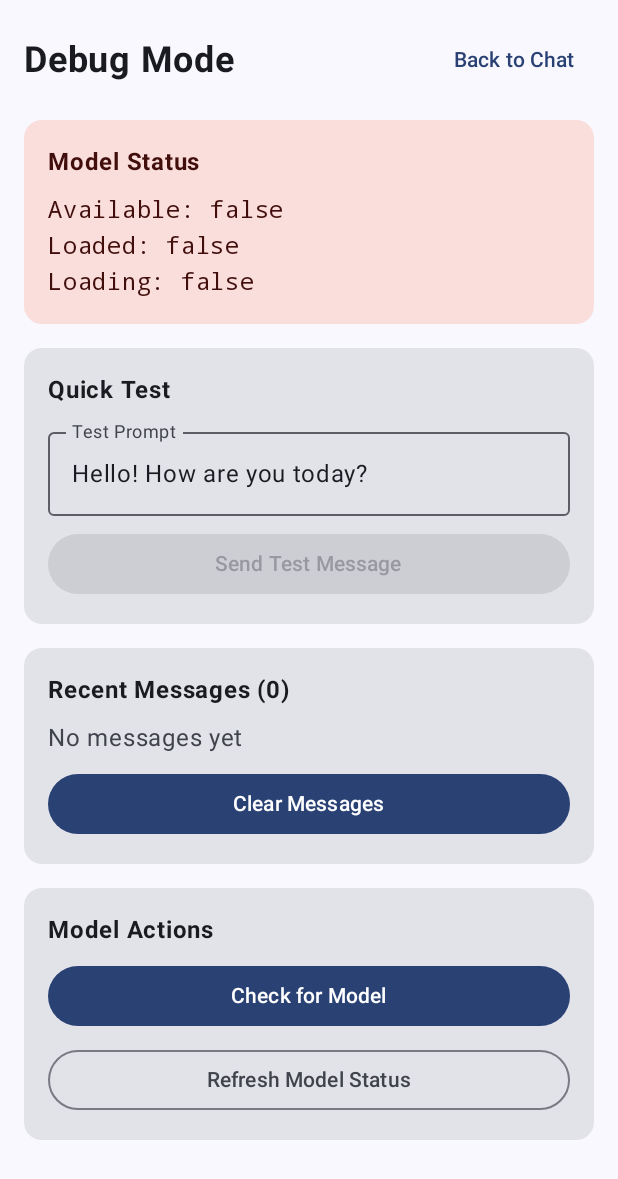
After one commit to gryphon2411/Checkstand, an Android app built with Jetpack Compose: the composable DebugScreen shown on its own in the app's theme, on a phone screen of 412 x 824 dp. The commit adds this screen. Shown: the top 1179 px of the screen. Run offline under Robolectric (Android 15) with nearby library versions, the phone set to English and light mode, and no system bars; libraries missing offline, so code that uses them is left out: com.google.mediapipe.tasks.

Commit message:
Add debugging tools and model deployment script
- Add comprehensive debug screen with model status monitoring
- Enhance logging in LLMService for better troubleshooting
- Create debug mode accessible from chat interface
- Add deployment script for easy model pushing via ADB
- Fix ModelManager file structure and improve error handling

Debug features:
- Real-time model status display
- Quick test message functionality
- Recent messages preview
- Model actions and refresh capabilities
- Detailed logging for inference operations

The debug screen helps developers monitor model loading,
test inference, and troubleshoot issues during development.

```diff
--- /dev/null
+++ b/app/src/main/java/com/checkstand/ui/screens/DebugScreen.kt
@@ -0,0 +1,259 @@
+package com.checkstand.ui.screens
+
+import androidx.compose.foundation.layout.*
+import androidx.compose.foundation.rememberScrollState
+import androidx.compose.foundation.verticalScroll
+import androidx.compose.material3.*
+import androidx.compose.runtime.*
+import androidx.compose.ui.Alignment
+import androidx.compose.ui.Modifier
+import androidx.compose.ui.graphics.Color
+import androidx.compose.ui.text.font.FontFamily
+import androidx.compose.ui.text.font.FontWeight
+import androidx.compose.ui.unit.dp
+import androidx.compose.ui.unit.sp
+import androidx.lifecycle.viewmodel.compose.viewModel
+import com.checkstand.ui.viewmodel.ChatViewModel
+
+@OptIn(ExperimentalMaterial3Api::class)
+@Composable
+fun DebugScreen(
+    viewModel: ChatViewModel = viewModel(),
+    onBackToChat: () -> Unit
+) {
+    val uiState by viewModel.uiState.collectAsState()
+    var testPrompt by remember { mutableStateOf("Hello! How are you today?") }
+    var lastResponse by remember { mutableStateOf("") }
+
+    Column(
+        modifier = Modifier
+            .fillMaxSize()
+            .padding(16.dp)
+            .verticalScroll(rememberScrollState())
+    ) {
+        // Header
+        Row(
+            modifier = Modifier.fillMaxWidth(),
+            horizontalArrangement = Arrangement.SpaceBetween,
+            verticalAlignment = Alignment.CenterVertically
+        ) {
+            Text(
+                text = "Debug Mode",
+                fontSize = 24.sp,
+                fontWeight = FontWeight.Bold
+            )
+
+            TextButton(onClick = onBackToChat) {
+                Text("Back to Chat")
+            }
+        }
+
+        Spacer(modifier = Modifier.height(16.dp))
+
+        // Model Status
+        Card(
+            modifier = Modifier.fillMaxWidth(),
+            colors = CardDefaults.cardColors(
+                containerColor = when {
+                    uiState.isModelLoaded -> MaterialTheme.colorScheme.primaryContainer
+                    uiState.isModelAvailable -> MaterialTheme.colorScheme.secondaryContainer
+                    else -> MaterialTheme.colorScheme.errorContainer
+                }
+            )
+        ) {
+            Column(
+                modifier = Modifier.padding(16.dp)
+            ) {
+                Text(
+                    text = "Model Status",
+                    fontWeight = FontWeight.Bold,
+                    fontSize = 16.sp
+                )
+                Spacer(modifier = Modifier.height(8.dp))
+
+                Text(
+                    text = "Available: ${uiState.isModelAvailable}",
+                    fontFamily = FontFamily.Monospace
+                )
+                Text(
+                    text = "Loaded: ${uiState.isModelLoaded}",
+                    fontFamily = FontFamily.Monospace
+                )
+                Text(
+                    text = "Loading: ${uiState.isLoading}",
+                    fontFamily = FontFamily.Monospace
+                )
+
+                if (uiState.error != null) {
+                    Spacer(modifier = Modifier.height(8.dp))
+                    Text(
+                        text = "Error: ${uiState.error}",
+                        color = MaterialTheme.colorScheme.error,
+                        fontFamily = FontFamily.Monospace
+                    )
+                }
+            }
+        }
+
+        Spacer(modifier = Modifier.height(16.dp))
+
+        // Quick Test
+        Card(
+            modifier = Modifier.fillMaxWidth()
+        ) {
+            Column(
+                modifier = Modifier.padding(16.dp)
+            ) {
+                Text(
+                    text = "Quick Test",
+                    fontWeight = FontWeight.Bold,
+                    fontSize = 16.sp
+                )
+
+                Spacer(modifier = Modifier.height(8.dp))
+
+                OutlinedTextField(
+                    value = testPrompt,
+                    onValueChange = { testPrompt = it },
+                    label = { Text("Test Prompt") },
+                    modifier = Modifier.fillMaxWidth(),
+                    maxLines = 3
+                )
+
+                Spacer(modifier = Modifier.height(8.dp))
+
+                Button(
+                    onClick = {
+                        viewModel.sendMessage(testPrompt)
+                        // Get the last message for display
+                        lastResponse = uiState.messages.lastOrNull { !it.isUser }?.text ?: "No response yet"
+                    },
+                    enabled = uiState.isModelLoaded && !uiState.isLoading,
+                    modifier = Modifier.fillMaxWidth()
+                ) {
+                    if (uiState.isLoading) {
+                        CircularProgressIndicator(
+                            modifier = Modifier.size(16.dp),
+                            strokeWidth = 2.dp,
+                            color = Color.White
+                        )
+                        Spacer(modifier = Modifier.width(8.dp))
+                    }
+                    Text("Send Test Message")
+                }
+            }
+        }
+
+        Spacer(modifier = Modifier.height(16.dp))
+
+        // Recent Messages
+        Card(
+            modifier = Modifier.fillMaxWidth()
+        ) {
+            Column(
+                modifier = Modifier.padding(16.dp)
+            ) {
+                Text(
+                    text = "Recent Messages (${uiState.messages.size})",
+                    fontWeight = FontWeight.Bold,
+                    fontSize = 16.sp
+                )
+
+                Spacer(modifier = Modifier.height(8.dp))
+
+                if (uiState.messages.isEmpty()) {
+                    Text(
+                        text = "No messages yet",
+                        color = MaterialTheme.colorScheme.onSurfaceVariant
+                    )
+                } else {
+                    uiState.messages.takeLast(3).forEach { message ->
+                        Card(
+                            modifier = Modifier
+                                .fillMaxWidth()
+                                .padding(vertical = 4.dp),
+                            colors = CardDefaults.cardColors(
+                                containerColor = if (message.isUser)
+                                    MaterialTheme.colorScheme.primary.copy(alpha = 0.1f)
+                                else
+                                    MaterialTheme.colorScheme.secondary.copy(alpha = 0.1f)
+                            )
+                        ) {
+                            Column(
+                                modifier = Modifier.padding(8.dp)
+                            ) {
+                                Text(
+                                    text = if (message.isUser) "User" else "AI",
+                                    fontWeight = FontWeight.Bold,
+                                    fontSize = 12.sp
+                                )
+                                Text(
+                                    text = message.text,
+                                    fontSize = 14.sp,
+                                    maxLines = 3
+                                )
+                            }
+                        }
+                    }
+                }
+
+                if (uiState.messages.size > 3) {
+                    Text(
+                        text = "... and ${uiState.messages.size - 3} more messages",
+                        color = MaterialTheme.colorScheme.onSurfaceVariant,
+                        fontSize = 12.sp
+                    )
+                }
+
+                Spacer(modifier = Modifier.height(8.dp))
+
+                Button(
+                    onClick = viewModel::clearMessages,
+                    modifier = Modifier.fillMaxWidth()
+                ) {
+                    Text("Clear Messages")
+                }
+            }
+        }
+
+        Spacer(modifier = Modifier.height(16.dp))
+
+        // Model Actions
+        Card(
+            modifier = Modifier.fillMaxWidth()
+        ) {
+            Column(
+                modifier = Modifier.padding(16.dp)
+            ) {
+                Text(
+                    text = "Model Actions",
+                    fontWeight = FontWeight.Bold,
+                    fontSize = 16.sp
+                )
+
+                Spacer(modifier = Modifier.height(8.dp))
+
+                if (!uiState.isModelAvailable) {
+                    Button(
+                        onClick = viewModel::downloadModel,
+                        modifier = Modifier.fillMaxWidth()
+                    ) {
+                        Text("Check for Model")
+                    }
+                }
+
+                Spacer(modifier = Modifier.height(8.dp))
+
+                OutlinedButton(
+                    onClick = {
+                        // Force re-check model availability
+                        viewModel.downloadModel()
+                    },
+                    modifier = Modifier.fillMaxWidth()
+                ) {
+                    Text("Refresh Model Status")
+                }
+            }
+        }
+    }
+}
```
Also changed, not shown: app/src/main/java/com/checkstand/MainActivity.kt (+18 -6 lines), app/src/main/java/com/checkstand/model/ModelManager.kt (+3 -10 lines), app/src/main/java/com/checkstand/service/LLMService.kt (+17 -1 lines), app/src/main/java/com/checkstand/ui/screens/ChatScreen.kt (+19 -3 lines), 1 other file.
